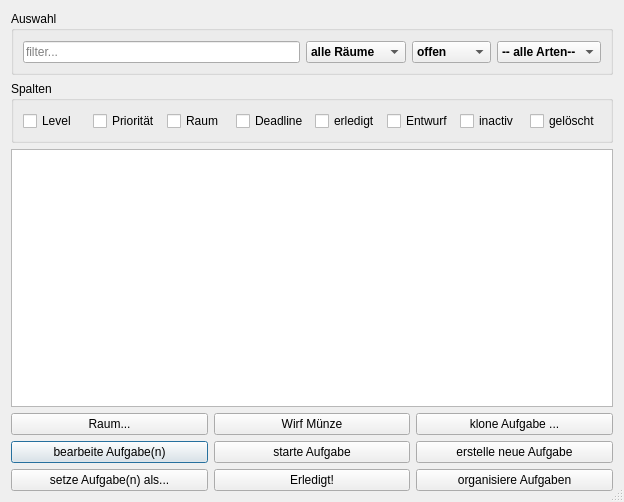
First picture: the form in src/ui/task_list.ui, repository amogorkon/watnu, before the edit.
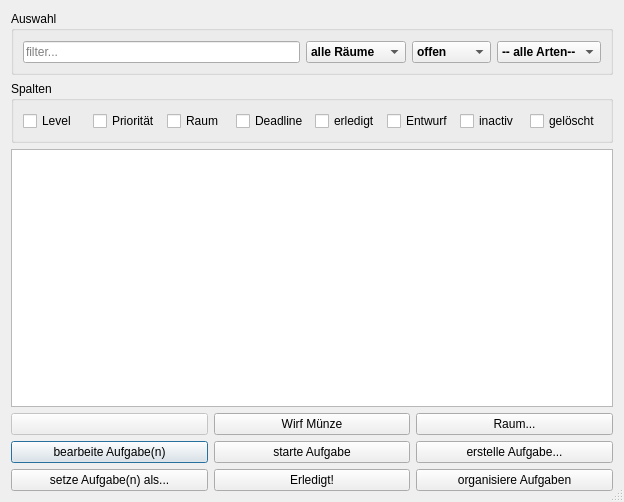
Second picture: the form after the edit. Icons and pictures are not drawn.

What changed in the file:
```diff
--- a/src/ui/task_list.ui
+++ b/src/ui/task_list.ui
@@ -379,7 +379,7 @@
         </sizepolicy>
        </property>
        <property name="text">
-        <string>erstelle neue Aufgabe</string>
+        <string>erstelle Aufgabe...</string>
        </property>
        <property name="shortcut">
         <string>6</string>
@@ -453,7 +453,7 @@
      <item row="1" column="1">
       <widget class="QPushButton" name="button7">
        <property name="enabled">
-        <bool>true</bool>
+        <bool>false</bool>
        </property>
        <property name="sizePolicy">
         <sizepolicy hsizetype="MinimumExpanding" vsizetype="Minimum">
@@ -462,7 +462,7 @@
         </sizepolicy>
        </property>
        <property name="text">
-        <string>Raum...</string>
+        <string/>
        </property>
        <property name="shortcut">
         <string>7</string>
@@ -501,7 +501,7 @@
         </sizepolicy>
        </property>
        <property name="text">
-        <string>klone Aufgabe ...</string>
+        <string>Raum...</string>
        </property>
        <property name="shortcut">
         <string>9</string>
```
Left out of the diff: 2 changed lines with no effect on the pictures.
